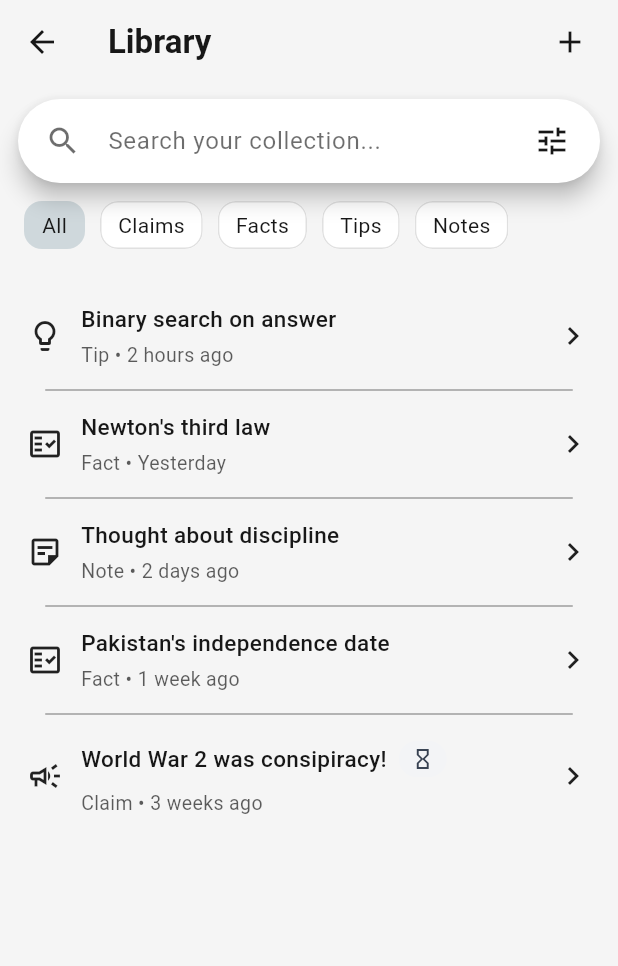
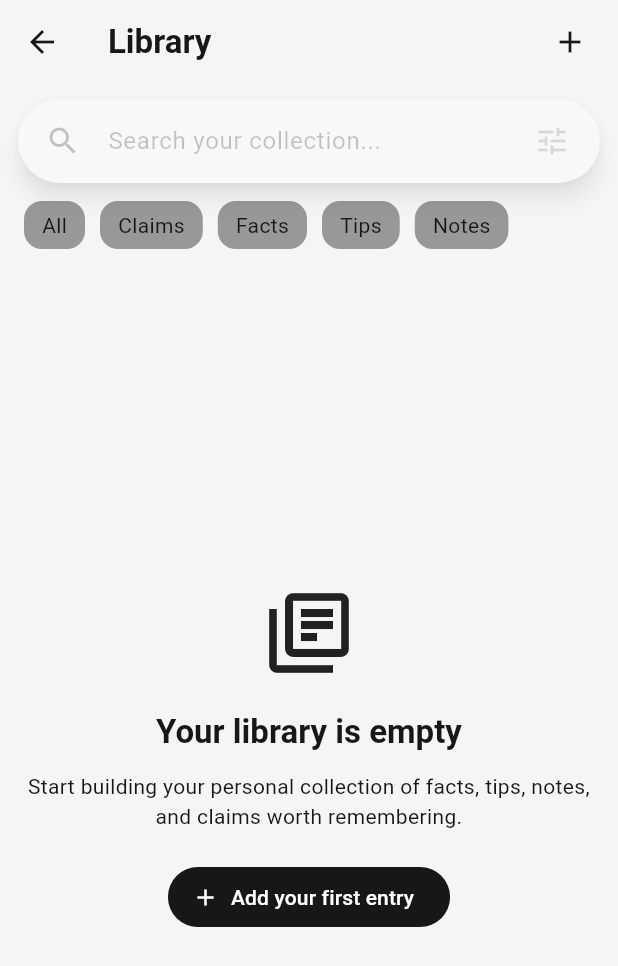
Before and after one commit to zubairehmad/recall, a Flutter app: the InformationListScreen screen opened directly, on a phone screen of 412 x 824 dp. Shown: the top 966 px of the screen. Run offline on Flutter 3.47's test engine with Material 3 defaults, Android fonts, the phone set to English and light mode, and no system bars; our stand-ins replace fl_chart, sqflite, sqflite_common_ffi; accounts and stored records are empty.

Commit message:
use information repository in information provider

```diff
--- a/lib/features/information/providers/information_provider.dart
+++ b/lib/features/information/providers/information_provider.dart
@@ -1,61 +1,67 @@
 import 'package:flutter/material.dart';
 
+import '../repositories/information_repository.dart';
+import '../../statistics/providers/information_stats_provider.dart';
 import '../models/information.dart';
-import '../../statistics/providers/information_stats_provider.dart';
 
 class InformationProvider with ChangeNotifier {
-  final _information = [
-    Information(
-      id: '1',
-      title: 'Binary search on answer',
-      content: 'You should binary search on answer!',
-      type: InformationType.tip,
-      createdAt: DateTime.now().subtract(const Duration(hours: 2)),
-      updatedAt: DateTime.now().subtract(const Duration(hours: 2)),
-    ),
-    Information(
-      id: '2',
-      title: "Newton's third law",
-      content: 'Every action has a reaction.',
-      type: InformationType.fact,
-      createdAt: DateTime.now().subtract(const Duration(days: 1)),
-      updatedAt: DateTime.now().subtract(const Duration(days: 1)),
-    ),
-    Information(
-      id: '3',
-      title: 'Thought about discipline',
-      content: 'I should be disciplined!',
-      type: InformationType.note,
-      createdAt: DateTime.now().subtract(const Duration(days: 2)),
-      updatedAt: DateTime.now().subtract(const Duration(days: 2)),
-    ),
-    Information(
-      id: '4',
-      title: "Pakistan's independence date",
-      content: '14th August, 1947',
-      type: InformationType.fact,
-      createdAt: DateTime.now().subtract(const Duration(days: 7)),
-      updatedAt: DateTime.now().subtract(const Duration(days: 7)),
-    ),
-    Information(
-      id: '5',
-      title: "World War 2 was consipiracy!",
-      content: 'I dont know!!',
-      type: InformationType.claim,
-      claimStatus: ClaimStatus.unreviewed,
-      createdAt: DateTime.now().subtract(const Duration(days: 23)),
-      updatedAt: DateTime.now().subtract(const Duration(days: 23)),
-    ),
-  ];
+  // final _information = [
+  //   Information(
+  //     id: '1',
+  //     title: 'Binary search on answer',
+  //     content: 'You should binary search on answer!',
+  //     type: InformationType.tip,
+  //     createdAt: DateTime.now().subtract(const Duration(hours: 2)),
+  //     updatedAt: DateTime.now().subtract(const Duration(hours: 2)),
+  //   ),
+  //   Information(
+  //     id: '2',
+  //     title: "Newton's third law",
+  //     content: 'Every action has a reaction.',
+  //     type: InformationType.fact,
+  //     createdAt: DateTime.now().subtract(const Duration(days: 1)),
+  //     updatedAt: DateTime.now().subtract(const Duration(days: 1)),
+  //   ),
+  //   Information(
+  //     id: '3',
+  //     title: 'Thought about discipline',
+  //     content: 'I should be disciplined!',
+  //     type: InformationType.note,
+  //     createdAt: DateTime.now().subtract(const Duration(days: 2)),
+  //     updatedAt: DateTime.now().subtract(const Duration(days: 2)),
+  //   ),
+  //   Information(
+  //     id: '4',
+  //     title: "Pakistan's independence date",
+  //     content: '14th August, 1947',
+  //     type: InformationType.fact,
+  //     createdAt: DateTime.now().subtract(const Duration(days: 7)),
+  //     updatedAt: DateTime.now().subtract(const Duration(days: 7)),
+  //   ),
+  //   Information(
+  //     id: '5',
+  //     title: "World War 2 was consipiracy!",
+  //     content: 'I dont know!!',
+  //     type: InformationType.claim,
+  //     claimStatus: ClaimStatus.unreviewed,
+  //     createdAt: DateTime.now().subtract(const Duration(days: 23)),
+  //     updatedAt: DateTime.now().subtract(const Duration(days: 23)),
+  //   ),
+  // ];
 
+  late final List<Information> _information;
   final InformationStatsProvider _statsProvider;
+  bool _initialized = false;
 
   InformationProvider(this._statsProvider) {
-    _statsProvider.initialize(_information);
+    _initialize();
   }
 
-  List<Information> get informationList => List.unmodifiable(_information);
+  List<Information> get informationList =>
+      !_initialized ? [] : List.unmodifiable(_information);
   List<Information> get recentlyAddedList {
+    if (!_initialized) return [];
+
     final now = DateTime.now();
 
     final copyList = _information.toList()
@@ -69,22 +75,30 @@ class InformationProvider with ChangeNotifier {
         .toList();
   }
 
+  Future<void> _initialize() async {
+    _information = await InformationRepository.getAll();
+    _statsProvider.initialize(_information);
+    _initialized = true;
+    notifyListeners();
+  }
+
   Information? getInfo(String id) {
     final idx = _information.indexWhere((info) => info.id == id);
     return idx == -1 ? null : _information[idx];
   }
 
-  bool addInformation(Information info) {
+  Future<bool> addInformation(Information info) async {
     if (_information.any((item) => item.id == info.id)) return false;
 
     _information.add(info);
     _statsProvider.onInformationAdded(info);
+    await InformationRepository.saveInformation(info);
     notifyListeners();
 
     return true;
   }
 
-  bool updateInformation(Information updatedInfo) {
+  Future<bool> updateInformation(Information updatedInfo) async {
     final idx = _information.indexWhere(
       (info) => info.id == updatedInfo.id,
     );
@@ -93,17 +107,19 @@ class InformationProvider with ChangeNotifier {
     final oldInfo = _information[idx];
     _information[idx] = updatedInfo;
     _statsProvider.onInformationUpdated(oldInfo, updatedInfo);
+    await InformationRepository.updateInformation(updatedInfo);
     notifyListeners();
 
     return true;
   }
 
-  bool deleteInformation(String id) {
+  Future<bool> deleteInformation(String id) async {
     final idx = _information.indexWhere((info) => info.id == id);
     if (idx == -1) return false;
 
     final info = _information.removeAt(idx);
     _statsProvider.onInformationDeleted(info);
+    await InformationRepository.deleteInformation(id);
     notifyListeners();
 
     return true;
```
Also changed, not shown: lib/features/information/screens/information_detail_screen.dart (+53 -27 lines), lib/features/information/screens/information_form_screen.dart (+50 -9 lines), 1 other file.
